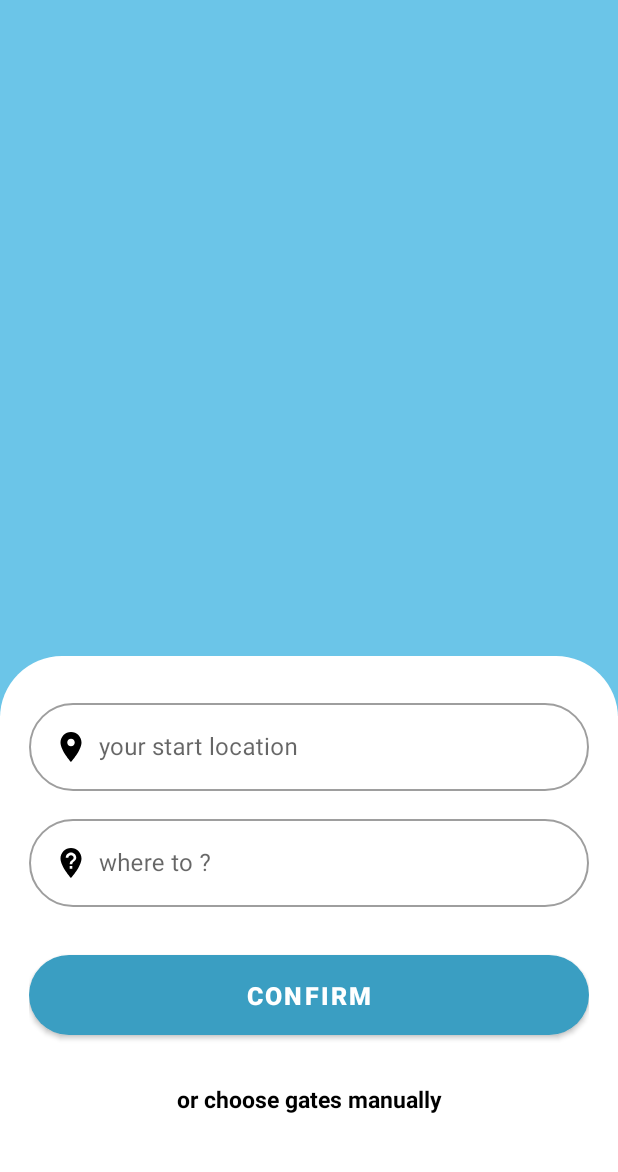
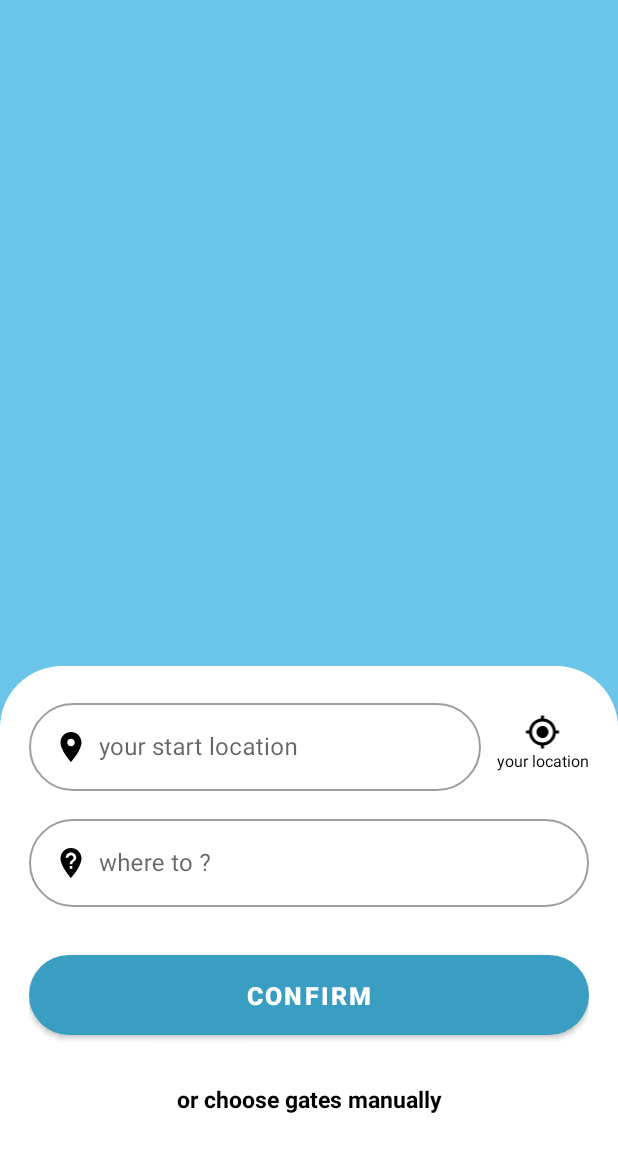
Before and after one commit to mina0maher/janus-gates, an Android app: the MapsFragment screen opened through its navigation route, on a phone screen of 412 x 824 dp, the part 53-1225 px from its top. Run offline under Robolectric (Android 15) with nearby library versions, the light colour scheme and no system bars; our stand-ins replace sdp/ssp sizes; 1 statement that could not run was skipped.

Commit message:
add your location button

```diff
--- a/app/src/main/java/com/mina/janus/apis/RetrofitFactory.kt
+++ b/app/src/main/java/com/mina/janus/apis/RetrofitFactory.kt
@@ -6,7 +6,7 @@
 object RetrofitFactory {
     fun apiInterface(): ApiInterface {
         return Retrofit.Builder()
-            .baseUrl("https://janusgates.herokuapp.com/api/")
+            .baseUrl("https://janus-gates.up.railway.app/api/")
             .addConverterFactory(GsonConverterFactory.create())
             .build()
             .create(ApiInterface::class.java)
--- /dev/null
+++ b/app/src/main/res/drawable/ic_my_location.xml
@@ -0,0 +1,5 @@
+<vector android:height="24dp" android:tint="#000000"
+    android:viewportHeight="24" android:viewportWidth="24"
+    android:width="24dp" xmlns:android="http://schemas.android.com/apk/res/android">
+    <path android:fillColor="@android:color/white" android:pathData="M12,8c-2.21,0 -4,1.79 -4,4s1.79,4 4,4 4,-1.79 4,-4 -1.79,-4 -4,-4zM20.94,11c-0.46,-4.17 -3.77,-7.48 -7.94,-7.94L13,1h-2v2.06C6.83,3.52 3.52,6.83 3.06,11L1,11v2h2.06c0.46,4.17 3.77,7.48 7.94,7.94L11,23h2v-2.06c4.17,-0.46 7.48,-3.77 7.94,-7.94L23,13v-2h-2.06zM12,19c-3.87,0 -7,-3.13 -7,-7s3.13,-7 7,-7 7,3.13 7,7 -3.13,7 -7,7z"/>
+</vector>
--- a/app/src/main/res/layout/fragment_maps.xml
+++ b/app/src/main/res/layout/fragment_maps.xml
@@ -33,18 +33,25 @@
         android:layout_marginTop="-40dp"
         android:padding="@dimen/_15sdp"
         >
+<LinearLayout
+    android:id="@+id/linearLayout"
+    android:layout_width="match_parent"
+    android:layout_height="wrap_content"
+    android:orientation="horizontal"
+    app:layout_constraintTop_toTopOf="parent"
 
+    >
         <com.google.android.material.textfield.TextInputLayout
             android:id="@+id/textInputLayout"
             style="@style/Widget.MaterialComponents.TextInputLayout.OutlinedBox"
-            android:layout_width="match_parent"
+            android:layout_width="wrap_content"
             android:layout_height="wrap_content"
-            app:layout_constraintTop_toTopOf="parent"
-            android:layout_marginTop="@dimen/_5sdp"
+            android:layout_marginEnd="@dimen/_8sdp"
             app:boxCornerRadiusTopStart="@dimen/_25sdp"
             app:boxCornerRadiusTopEnd="@dimen/_25sdp"
             app:boxCornerRadiusBottomStart="@dimen/_25sdp"
             app:boxCornerRadiusBottomEnd="@dimen/_25sdp"
+            android:layout_weight="1"
             >
 
             <com.google.android.material.textfield.TextInputEditText
@@ -57,14 +64,34 @@
                 android:maxLines="2"
                 />
         </com.google.android.material.textfield.TextInputLayout>
+<LinearLayout
+    android:id="@+id/buttonYourLocation"
+    android:layout_width="wrap_content"
+    android:layout_height="wrap_content"
+    android:orientation="vertical"
+    android:gravity="center"
+    android:layout_gravity="center"
+    >
 
+    <ImageView
+        android:layout_width="@dimen/_20sdp"
+        android:layout_height="wrap_content"
+        android:src="@drawable/ic_my_location" />
+        <TextView
+            android:layout_width="wrap_content"
+            android:layout_height="wrap_content"
+            android:text="your location"
+            android:textColor="@color/black"
+            android:textSize="@dimen/_8ssp"/>
+</LinearLayout>
+</LinearLayout>
         <com.google.android.material.textfield.TextInputLayout
             android:id="@+id/textInputLayout3"
             style="@style/Widget.MaterialComponents.TextInputLayout.OutlinedBox"
             android:layout_width="match_parent"
             android:layout_height="wrap_content"
             android:layout_marginTop="@dimen/_10sdp"
-            app:layout_constraintTop_toBottomOf="@+id/textInputLayout"
+            app:layout_constraintTop_toBottomOf="@+id/linearLayout"
             tools:layout_editor_absoluteX="19dp"
             app:boxCornerRadiusTopStart="@dimen/_25sdp"
             app:boxCornerRadiusTopEnd="@dimen/_25sdp"
```
Also changed, not shown: app/src/main/java/com/mina/janus/ui/fragments/MapsFragment.kt (+228 -103 lines).
